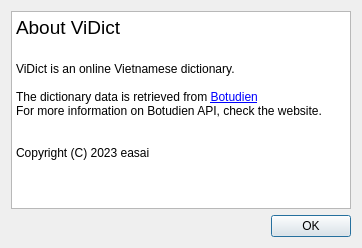
This is aboutdialog.ui in easai/ViDict as Qt 5 draws it before an edit. The edited form follows.
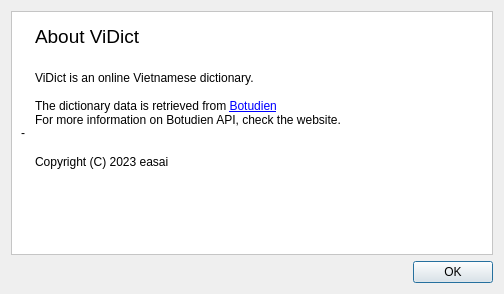
This is the edited form.

Diff of the .ui file:
```diff
--- a/aboutdialog.ui
+++ b/aboutdialog.ui
@@ -9,8 +9,8 @@
    <rect>
     <x>0</x>
     <y>0</y>
-    <width>362</width>
-    <height>248</height>
+    <width>504</width>
+    <height>294</height>
    </rect>
   </property>
   <property name="windowTitle">
@@ -18,9 +18,37 @@
   </property>
   <layout class="QVBoxLayout" name="verticalLayout">
    <item>
-    <widget class="QTextBrowser" name="textBrowser">
-     <property name="html">
-      <string>&lt;!DOCTYPE HTML PUBLIC &quot;-//W3C//DTD HTML 4.0//EN&quot; &quot;http://www.w3.org/TR/REC-html40/strict.dtd&quot;&gt;
+    <widget class="QFrame" name="frame">
+     <property name="autoFillBackground">
+      <bool>false</bool>
+     </property>
+     <property name="styleSheet">
+      <string notr="true">background:rgb(255, 255, 255)</string>
+     </property>
+     <property name="frameShape">
+      <enum>QFrame::StyledPanel</enum>
+     </property>
+     <property name="frameShadow">
+      <enum>QFrame::Raised</enum>
+     </property>
+     <layout class="QHBoxLayout" name="horizontalLayout">
+      <item>
+       <widget class="QLabel" name="label_barcode">
+        <property name="text">
+         <string>-</string>
+        </property>
+       </widget>
+      </item>
+      <item>
+       <widget class="QTextBrowser" name="textBrowser">
+        <property name="frameShape">
+         <enum>QFrame::NoFrame</enum>
+        </property>
+        <property name="lineWidth">
+         <number>0</number>
+        </property>
+        <property name="html">
+         <string>&lt;!DOCTYPE HTML PUBLIC &quot;-//W3C//DTD HTML 4.0//EN&quot; &quot;http://www.w3.org/TR/REC-html40/strict.dtd&quot;&gt;
 &lt;html&gt;&lt;head&gt;&lt;meta name=&quot;qrichtext&quot; content=&quot;1&quot; /&gt;&lt;meta charset=&quot;utf-8&quot; /&gt;&lt;style type=&quot;text/css&quot;&gt;
 p, li { white-space: pre-wrap; }
 hr { height: 1px; border-width: 0; }
@@ -36,7 +64,10 @@
 &lt;p style=&quot;-qt-paragraph-type:empty; margin-top:0px; margin-bottom:0px; margin-left:0px; margin-right:0px; -qt-block-indent:0; text-indent:0px;&quot;&gt;&lt;br /&gt;&lt;/p&gt;
 &lt;p style=&quot;-qt-paragraph-type:empty; margin-top:0px; margin-bottom:0px; margin-left:0px; margin-right:0px; -qt-block-indent:0; text-indent:0px;&quot;&gt;&lt;br /&gt;&lt;/p&gt;
 &lt;p style=&quot; margin-top:0px; margin-bottom:0px; margin-left:0px; margin-right:0px; -qt-block-indent:0; text-indent:0px;&quot;&gt;Copyright (C) 2023 easai&lt;/p&gt;&lt;/body&gt;&lt;/html&gt;</string>
-     </property>
+        </property>
+       </widget>
+      </item>
+     </layout>
     </widget>
    </item>
    <item>
```
